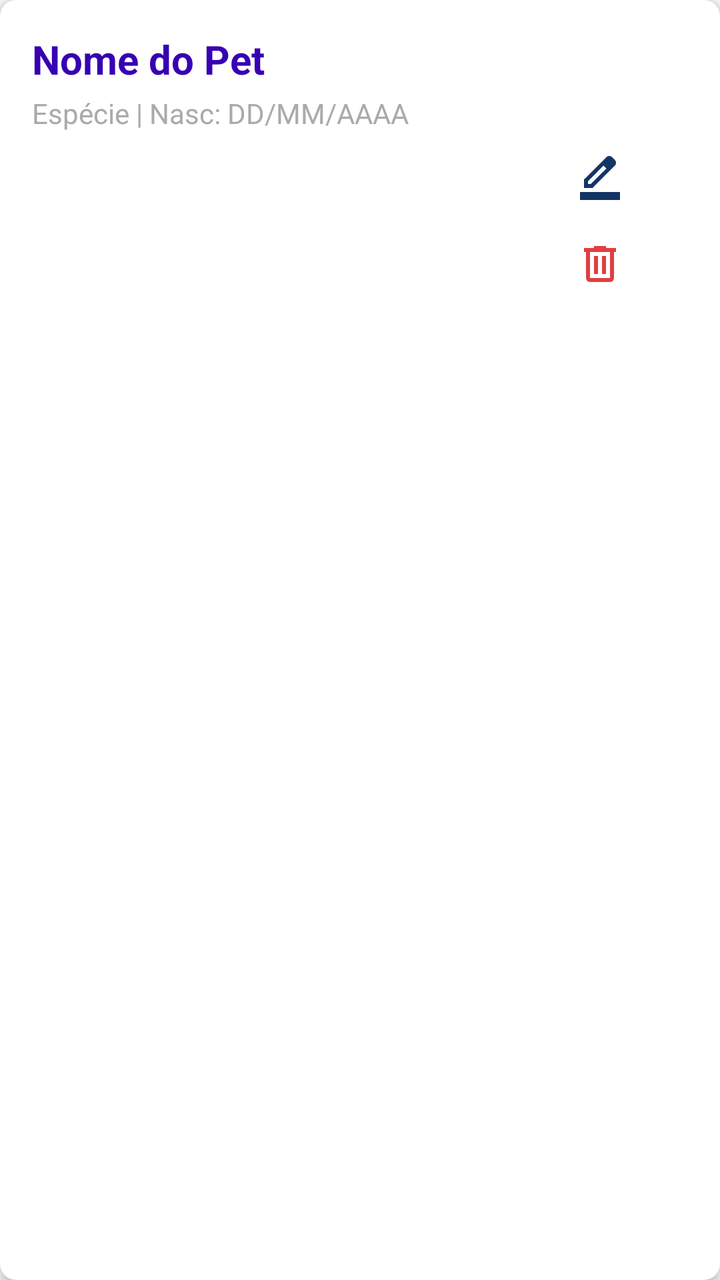
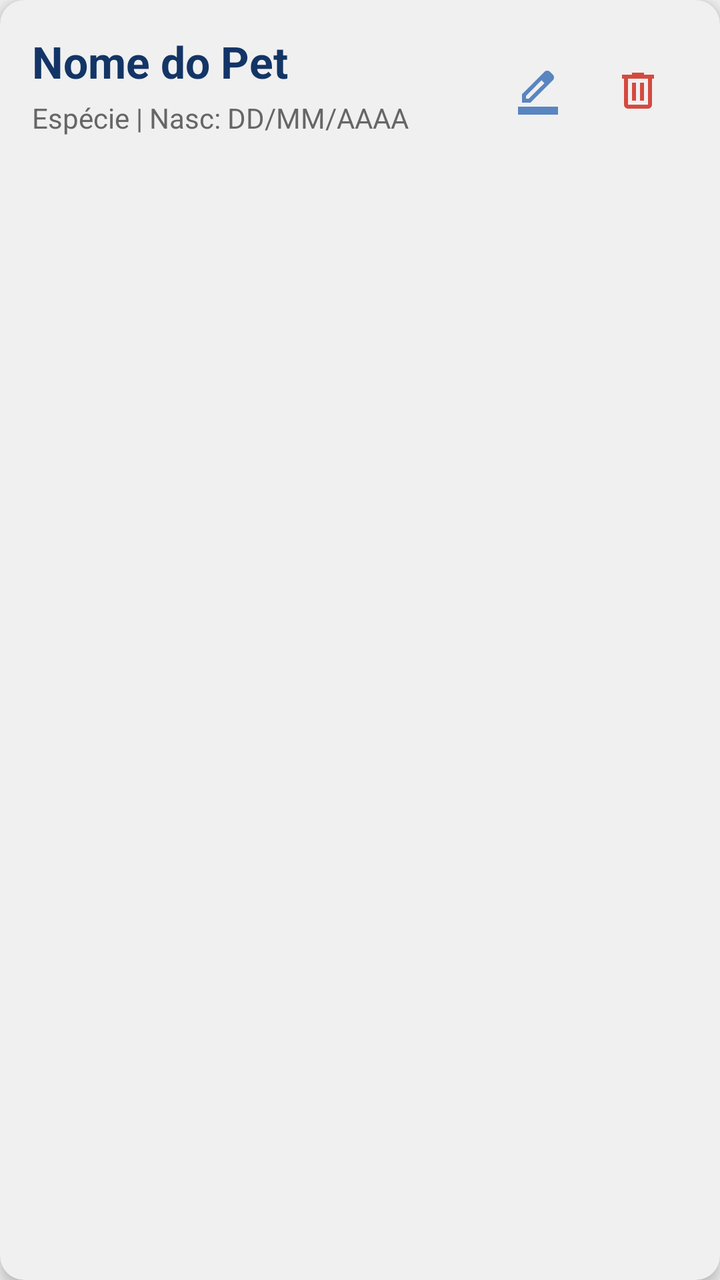

Screens rendered from an Android XML layout before and after an edit, with the pre-edit source and the edit as a unified diff.
<!-- AndroidManifest.xml: application theme Theme.Peekaboo -->
<!-- res/layout/list_item_pet.xml -->
<?xml version="1.0" encoding="utf-8"?>
<androidx.cardview.widget.CardView
    xmlns:android="http://schemas.android.com/apk/res/android"
    xmlns:app="http://schemas.android.com/apk/res-auto"
    android:layout_width="match_parent"
    android:layout_height="wrap_content"
    android:layout_margin="8dp"
    app:cardCornerRadius="8dp"
    app:cardElevation="4dp">

    <LinearLayout
        android:layout_width="match_parent"
        android:layout_height="wrap_content"
        android:orientation="vertical"
        android:padding="16dp">

        <TextView
            android:id="@+id/text_pet_name"
            android:layout_width="wrap_content"
            android:layout_height="wrap_content"
            android:text="Nome do Pet"
            android:textSize="20sp"
            android:textStyle="bold"
            android:textColor="@color/purple_700" />

        <TextView
            android:id="@+id/text_pet_details"
            android:layout_width="wrap_content"
            android:layout_height="wrap_content"
            android:layout_marginTop="4dp"
            android:text="Espécie | Nasc: DD/MM/AAAA"
            android:textSize="14sp"
            android:textColor="@android:color/darker_gray" />

        <Button
            android:id="@+id/btn_edit_pet"
            style="@style/Widget.AppCompat.Button.Borderless.Colored"
            android:layout_width="wrap_content"
            android:layout_height="wrap_content"
            android:layout_gravity="end"
            android:drawableLeft="@drawable/outline_border_color_24"
            android:drawablePadding="4dp"
            android:minWidth="0dp"
            android:minHeight="0dp" />

        <Button
            android:id="@+id/btn_delete_pet"
            style="@style/Widget.AppCompat.Button.Borderless.Colored"
            android:layout_width="wrap_content"
            android:layout_height="wrap_content"
            android:layout_gravity="end"
            android:drawableLeft="@drawable/outline_delete_24"
            android:drawablePadding="4dp"
            android:minWidth="0dp"
            android:minHeight="0dp" />

    </LinearLayout>
</androidx.cardview.widget.CardView>
<!-- resources referenced by this layout -->
<resources>
  <color name="purple_700">#FF3700B3</color>
  <!-- drawable outline_border_color_24 (drawable) -->
  <vector xmlns:android="http://schemas.android.com/apk/res/android" android:height="24dp" android:tint="#133566" android:viewportHeight="960" android:viewportWidth="960" android:width="24dp">
        
      <path android:fillColor="@android:color/white" android:pathData="M80,960L80,800L880,800L880,960L80,960ZM240,640L296,640L608,329L579,300L551,272L240,584L240,640ZM160,720L160,550L608,103Q619,92 633.5,86Q648,80 664,80Q680,80 695,86Q710,92 722,104L777,160Q789,171 794.5,186Q800,201 800,217Q800,232 794.5,246.5Q789,261 777,273L330,720L160,720ZM720,216L720,216L664,160L664,160L720,216ZM608,329L579,300L551,272L551,272L608,329Z"/>
      
  </vector>
  <!-- drawable outline_delete_24 (drawable) -->
  <vector xmlns:android="http://schemas.android.com/apk/res/android" android:autoMirrored="true" android:height="24dp" android:tint="#E13E3E" android:viewportHeight="960" android:viewportWidth="960" android:width="24dp">
        
      <path android:fillColor="@android:color/white" android:pathData="M280,840Q247,840 223.5,816.5Q200,793 200,760L200,240L160,240L160,160L360,160L360,120L600,120L600,160L800,160L800,240L760,240L760,760Q760,793 736.5,816.5Q713,840 680,840L280,840ZM680,240L280,240L280,760Q280,760 280,760Q280,760 280,760L680,760Q680,760 680,760Q680,760 680,760L680,240ZM360,680L440,680L440,320L360,320L360,680ZM520,680L600,680L600,320L520,320L520,680ZM280,240L280,240L280,760Q280,760 280,760Q280,760 280,760L280,760Q280,760 280,760Q280,760 280,760L280,240Z"/>
      
  </vector>
  <style name="Theme.Peekaboo" parent="Base.Theme.Peekaboo" />
  <style name="Base.Theme.Peekaboo" parent="Theme.Material3.DayNight.NoActionBar">
          <item name="colorPrimary">@color/lavender</item>
          <item name="colorPrimaryVariant">@color/lavender</item>
          <item name="colorOnPrimary">@color/white</item>
          <item name="colorSecondary">@color/teal_200</item>
          <item name="colorSecondaryVariant">@color/teal_700</item>
          <item name="colorOnSecondary">@color/black</item>
          
          <item name="android:statusBarColor">?attr/colorPrimaryVariant</item>
      </style>
  <color name="lavender">#8692f7</color>
  <color name="white">#FFFFFFFF</color>
  <color name="teal_200">#FF03DAC5</color>
  <color name="teal_700">#FF018786</color>
  <color name="black">#FF000000</color>
</resources>

<!-- the commit's change to res/layout/list_item_pet.xml (unified diff, before → after) -->
@@ -4,55 +4,69 @@
     xmlns:app="http://schemas.android.com/apk/res-auto"
     android:layout_width="match_parent"
     android:layout_height="wrap_content"
-    android:layout_margin="8dp"
-    app:cardCornerRadius="8dp"
-    app:cardElevation="4dp">
+    android:layout_marginHorizontal="16dp"
+    android:layout_marginTop="8dp"
+    android:layout_marginBottom="8dp"
+    app:cardCornerRadius="12dp"
+    app:cardElevation="4dp"
+    app:cardBackgroundColor="@color/warm_gray">
 
-    <LinearLayout
+    <androidx.constraintlayout.widget.ConstraintLayout
         android:layout_width="match_parent"
         android:layout_height="wrap_content"
-        android:orientation="vertical"
         android:padding="16dp">
 
         <TextView
             android:id="@+id/text_pet_name"
-            android:layout_width="wrap_content"
+            android:layout_width="0dp"
             android:layout_height="wrap_content"
             android:text="Nome do Pet"
-            android:textSize="20sp"
+            android:textSize="22sp"
             android:textStyle="bold"
-            android:textColor="@color/purple_700" />
+            android:textColor="#133566"
+            app:layout_constraintStart_toStartOf="parent"
+            app:layout_constraintTop_toTopOf="parent"
+            app:layout_constraintEnd_toStartOf="@id/btn_edit_pet"
+            app:layout_constraintHorizontal_bias="0" />
 
         <TextView
             android:id="@+id/text_pet_details"
-            android:layout_width="wrap_content"
+            android:layout_width="0dp"
             android:layout_height="wrap_content"
             android:layout_marginTop="4dp"
             android:text="Espécie | Nasc: DD/MM/AAAA"
             android:textSize="14sp"
-            android:textColor="@android:color/darker_gray" />
+            android:textColor="#666666"
+            app:layout_constraintStart_toStartOf="parent"
+            app:layout_constraintTop_toBottomOf="@id/text_pet_name"
+            app:layout_constraintEnd_toStartOf="@id/btn_edit_pet" />
 
         <Button
             android:id="@+id/btn_edit_pet"
             style="@style/Widget.AppCompat.Button.Borderless.Colored"
-            android:layout_width="wrap_content"
-            android:layout_height="wrap_content"
-            android:layout_gravity="end"
-            android:drawableLeft="@drawable/outline_border_color_24"
-            android:drawablePadding="4dp"
+            android:layout_width="50dp"  android:layout_height="50dp"
             android:minWidth="0dp"
-            android:minHeight="0dp" />
+            android:minHeight="0dp"
+            android:padding="12dp"       android:drawableTop="@drawable/outline_border_color_24" android:drawableTint="#5985C1"
+            android:background="?attr/selectableItemBackgroundBorderless" android:contentDescription="Editar Pet"
+            app:layout_constraintEnd_toStartOf="@id/btn_delete_pet"
+            app:layout_constraintTop_toTopOf="parent"
+            app:layout_constraintBottom_toBottomOf="parent" />
 
         <Button
             android:id="@+id/btn_delete_pet"
             style="@style/Widget.AppCompat.Button.Borderless.Colored"
-            android:layout_width="wrap_content"
-            android:layout_height="wrap_content"
-            android:layout_gravity="end"
-            android:drawableLeft="@drawable/outline_delete_24"
-            android:drawablePadding="4dp"
+            android:layout_width="50dp"
+            android:layout_height="50dp"
             android:minWidth="0dp"
-            android:minHeight="0dp" />
+            android:minHeight="0dp"
+            android:padding="12dp"
+            android:drawableTop="@drawable/outline_delete_24" android:drawableTint="#D44A40"
+            android:background="?attr/selectableItemBackgroundBorderless"
+            android:contentDescription="Excluir Pet"
+            app:layout_constraintEnd_toEndOf="parent"
+            app:layout_constraintTop_toTopOf="parent"
+            app:layout_constraintBottom_toBottomOf="parent" />
 
-    </LinearLayout>
+    </androidx.constraintlayout.widget.ConstraintLayout>
 </androidx.cardview.widget.CardView>
<!-- resource entries referenced after the edit -->
@@ -1,6 +1,6 @@
 <!-- resources referenced by this layout -->
 <resources>
-  <color name="purple_700">#FF3700B3</color>
+  <color name="warm_gray">#F0F0F0</color>
   <!-- drawable outline_border_color_24 (drawable) -->
   <vector xmlns:android="http://schemas.android.com/apk/res/android" android:height="24dp" android:tint="#133566" android:viewportHeight="960" android:viewportWidth="960" android:width="24dp">
         
@@ -15,19 +15,20 @@
   </vector>
   <style name="Theme.Peekaboo" parent="Base.Theme.Peekaboo" />
   <style name="Base.Theme.Peekaboo" parent="Theme.Material3.DayNight.NoActionBar">
-          <item name="colorPrimary">@color/lavender</item>
-          <item name="colorPrimaryVariant">@color/lavender</item>
+          <item name="colorPrimary">@color/blue</item>
+          <item name="colorPrimaryVariant">@color/blue</item>
           <item name="colorOnPrimary">@color/white</item>
-          <item name="colorSecondary">@color/teal_200</item>
-          <item name="colorSecondaryVariant">@color/teal_700</item>
-          <item name="colorOnSecondary">@color/black</item>
-          
+  
+          <item name="colorSecondary">@color/accent_orange</item>
+          <item name="colorSecondaryVariant">@color/accent_orange</item>
+          <item name="colorOnSecondary">@color/white</item>
+  
           <item name="android:statusBarColor">?attr/colorPrimaryVariant</item>
+  
+          <item name="android:windowBackground">@color/warm_gray</item>
       </style>
-  <color name="lavender">#8692f7</color>
+  <color name="blue">#133566</color>
   <color name="white">#FFFFFFFF</color>
-  <color name="teal_200">#FF03DAC5</color>
-  <color name="teal_700">#FF018786</color>
-  <color name="black">#FF000000</color>
+  <color name="accent_orange">#E06D28</color>
 </resources>
 
